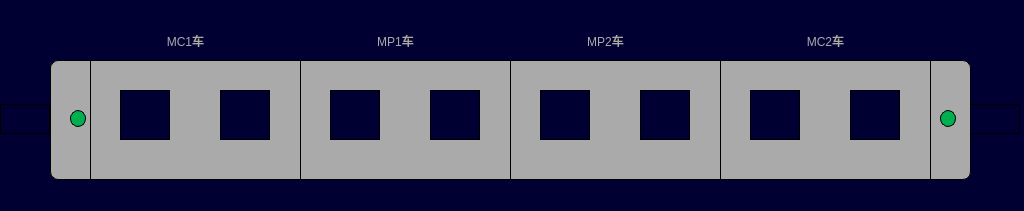
The window that vehicleairconditionerpage.ui (994656234/HHL) describes before a commit, drawn with Qt 5.
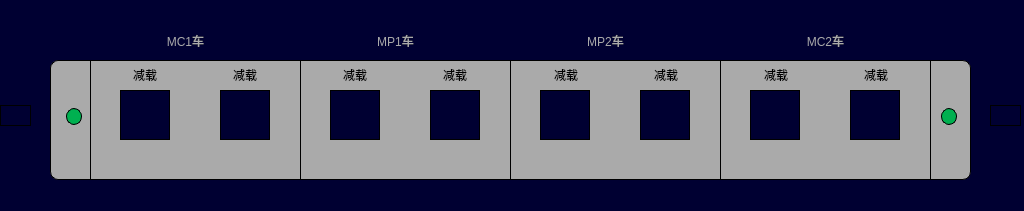
The same window after the commit. Icons and pictures are not drawn.

Diff of the .ui file:
```diff
--- a/vehicleairconditionerpage.ui
+++ b/vehicleairconditionerpage.ui
@@ -241,9 +241,9 @@
    <property name="geometry">
     <rect>
      <x>0</x>
-     <y>104</y>
-     <width>50</width>
-     <height>30</height>
+     <y>105</y>
+     <width>31</width>
+     <height>21</height>
     </rect>
    </property>
    <property name="styleSheet">
@@ -256,8 +256,8 @@
   <widget class="QLabel" name="lbl_cab1_active">
    <property name="geometry">
     <rect>
-     <x>70</x>
-     <y>110</y>
+     <x>66</x>
+     <y>108</y>
      <width>16</width>
      <height>17</height>
     </rect>
@@ -273,10 +273,10 @@
   <widget class="QLabel" name="lbl_cab2_direction">
    <property name="geometry">
     <rect>
-     <x>970</x>
-     <y>104</y>
-     <width>50</width>
-     <height>30</height>
+     <x>990</x>
+     <y>105</y>
+     <width>31</width>
+     <height>21</height>
     </rect>
    </property>
    <property name="styleSheet">
@@ -289,8 +289,8 @@
   <widget class="QLabel" name="lbl_cab2_active">
    <property name="geometry">
     <rect>
-     <x>940</x>
-     <y>110</y>
+     <x>941</x>
+     <y>108</y>
      <width>16</width>
      <height>17</height>
     </rect>
@@ -403,6 +403,174 @@
     <string/>
    </property>
   </widget>
+  <widget class="QLabel" name="lbl_deload1">
+   <property name="geometry">
+    <rect>
+     <x>120</x>
+     <y>65</y>
+     <width>50</width>
+     <height>19</height>
+    </rect>
+   </property>
+   <property name="styleSheet">
+    <string notr="true">background-color:rgb(170,170,170);
+font:18px,&quot;微软雅黑&quot;;
+border:0px,black</string>
+   </property>
+   <property name="text">
+    <string>减载</string>
+   </property>
+   <property name="alignment">
+    <set>Qt::AlignCenter</set>
+   </property>
+  </widget>
+  <widget class="QLabel" name="lbl_deload2">
+   <property name="geometry">
+    <rect>
+     <x>220</x>
+     <y>65</y>
+     <width>50</width>
+     <height>19</height>
+    </rect>
+   </property>
+   <property name="styleSheet">
+    <string notr="true">background-color:rgb(170,170,170);
+font:18px,&quot;微软雅黑&quot;;
+border:0px,black</string>
+   </property>
+   <property name="text">
+    <string>减载</string>
+   </property>
+   <property name="alignment">
+    <set>Qt::AlignCenter</set>
+   </property>
+  </widget>
+  <widget class="QLabel" name="lbl_deload3">
+   <property name="geometry">
+    <rect>
+     <x>330</x>
+     <y>65</y>
+     <width>50</width>
+     <height>19</height>
+    </rect>
+   </property>
+   <property name="styleSheet">
+    <string notr="true">background-color:rgb(170,170,170);
+font:18px,&quot;微软雅黑&quot;;
+border:0px,black</string>
+   </property>
+   <property name="text">
+    <string>减载</string>
+   </property>
+   <property name="alignment">
+    <set>Qt::AlignCenter</set>
+   </property>
+  </widget>
+  <widget class="QLabel" name="lbl_deload4">
+   <property name="geometry">
+    <rect>
+     <x>430</x>
+     <y>65</y>
+     <width>50</width>
+     <height>19</height>
+    </rect>
+   </property>
+   <property name="styleSheet">
+    <string notr="true">background-color:rgb(170,170,170);
+font:18px,&quot;微软雅黑&quot;;
+border:0px,black</string>
+   </property>
+   <property name="text">
+    <string>减载</string>
+   </property>
+   <property name="alignment">
+    <set>Qt::AlignCenter</set>
+   </property>
+  </widget>
+  <widget class="QLabel" name="lbl_deload5">
+   <property name="geometry">
+    <rect>
+     <x>541</x>
+     <y>65</y>
+     <width>50</width>
+     <height>19</height>
+    </rect>
+   </property>
+   <property name="styleSheet">
+    <string notr="true">background-color:rgb(170,170,170);
+font:18px,&quot;微软雅黑&quot;;
+border:0px,black</string>
+   </property>
+   <property name="text">
+    <string>减载</string>
+   </property>
+   <property name="alignment">
+    <set>Qt::AlignCenter</set>
+   </property>
+  </widget>
+  <widget class="QLabel" name="lbl_deload6">
+   <property name="geometry">
+    <rect>
+     <x>641</x>
+     <y>65</y>
+     <width>50</width>
+     <height>19</height>
+    </rect>
+   </property>
+   <property name="styleSheet">
+    <string notr="true">background-color:rgb(170,170,170);
+font:18px,&quot;微软雅黑&quot;;
+border:0px,black</string>
+   </property>
+   <property name="text">
+    <string>减载</string>
+   </property>
+   <property name="alignment">
+    <set>Qt::AlignCenter</set>
+   </property>
+  </widget>
+  <widget class="QLabel" name="lbl_deload8">
+   <property name="geometry">
+    <rect>
+     <x>851</x>
+     <y>65</y>
+     <width>50</width>
+     <height>19</height>
+    </rect>
+   </property>
+   <property name="styleSheet">
+    <string notr="true">background-color:rgb(170,170,170);
+font:18px,&quot;微软雅黑&quot;;
+border:0px,black</string>
+   </property>
+   <property name="text">
+    <string>减载</string>
+   </property>
+   <property name="alignment">
+    <set>Qt::AlignCenter</set>
+   </property>
+  </widget>
+  <widget class="QLabel" name="lbl_deload7">
+   <property name="geometry">
+    <rect>
+     <x>751</x>
+     <y>65</y>
+     <width>50</width>
+     <height>19</height>
+    </rect>
+   </property>
+   <property name="styleSheet">
+    <string notr="true">background-color:rgb(170,170,170);
+font:18px,&quot;微软雅黑&quot;;
+border:0px,black</string>
+   </property>
+   <property name="text">
+    <string>减载</string>
+   </property>
+   <property name="alignment">
+    <set>Qt::AlignCenter</set>
+   </property>
+  </widget>
   <zorder>label</zorder>
   <zorder>label_2</zorder>
   <zorder>LBLTC1</zorder>
@@ -425,6 +593,14 @@
   <zorder>lbl_airCondition2_2</zorder>
   <zorder>lbl_airCondition3_2</zorder>
   <zorder>lbl_airCondition4_2</zorder>
+  <zorder>lbl_deload1</zorder>
+  <zorder>lbl_deload2</zorder>
+  <zorder>lbl_deload3</zorder>
+  <zorder>lbl_deload4</zorder>
+  <zorder>lbl_deload5</zorder>
+  <zorder>lbl_deload6</zorder>
+  <zorder>lbl_deload8</zorder>
+  <zorder>lbl_deload7</zorder>
  </widget>
  <resources/>
  <connections/>
```
